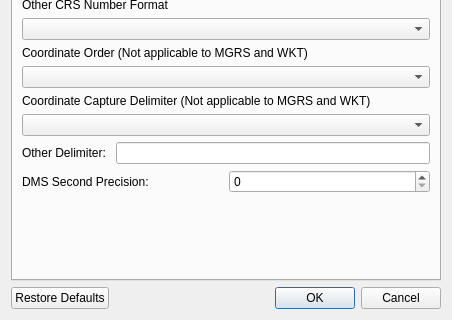
Qt form ui/latLonSettings.ui (NationalSecurityAgency/qgis-latlontools-plugin) before a commit; both pictures show x 0 to 452 and y 170 to 490 of the 452 by 490 pixel window.
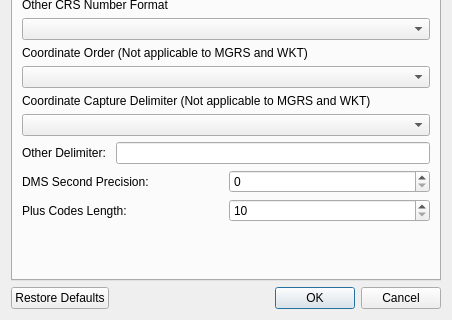
The same form after that commit. Custom widgets are drawn as their Qt base class.

Patch:
```diff
--- a/ui/latLonSettings.ui
+++ b/ui/latLonSettings.ui
@@ -119,6 +119,30 @@
          </item>
         </layout>
        </item>
+       <item>
+        <layout class="QHBoxLayout" name="horizontalLayout_3">
+         <item>
+          <widget class="QLabel" name="label_18">
+           <property name="text">
+            <string>Plus Codes Length:</string>
+           </property>
+          </widget>
+         </item>
+         <item>
+          <widget class="QSpinBox" name="plusCodesSpinBox">
+           <property name="minimum">
+            <number>10</number>
+           </property>
+           <property name="maximum">
+            <number>20</number>
+           </property>
+           <property name="value">
+            <number>10</number>
+           </property>
+          </widget>
+         </item>
+        </layout>
+       </item>
        <item>
         <spacer name="verticalSpacer">
          <property name="orientation">
```
